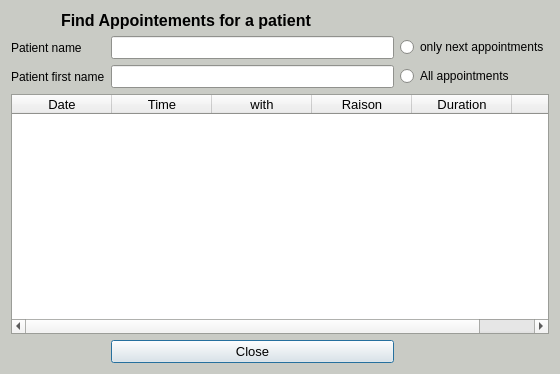
Before: the Qt Designer form Programmes/MedinTuxTools-QT4/Agenda/C_Dlg_ChercheRDV.ui in leo-naeka/medintux, drawn with Qt 5.
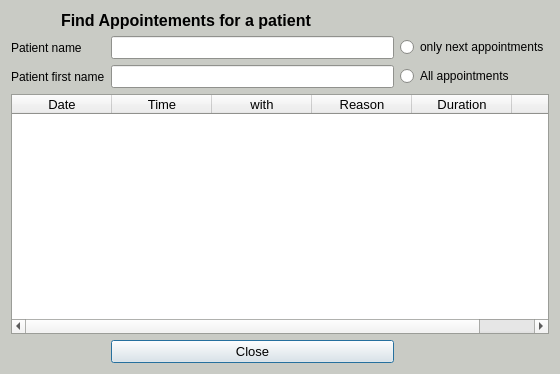
After: the same form once the commit is applied.

```diff
--- a/Programmes/MedinTuxTools-QT4/Agenda/C_Dlg_ChercheRDV.ui
+++ b/Programmes/MedinTuxTools-QT4/Agenda/C_Dlg_ChercheRDV.ui
@@ -210,7 +210,7 @@
      </column>
      <column>
       <property name="text">
-       <string>Raison</string>
+       <string>Reason</string>
       </property>
       <property name="textAlignment">
        <set>AlignHCenter|AlignVCenter|AlignCenter</set>
```
Left out of the diff: 2 changed lines with no effect on the pictures.
